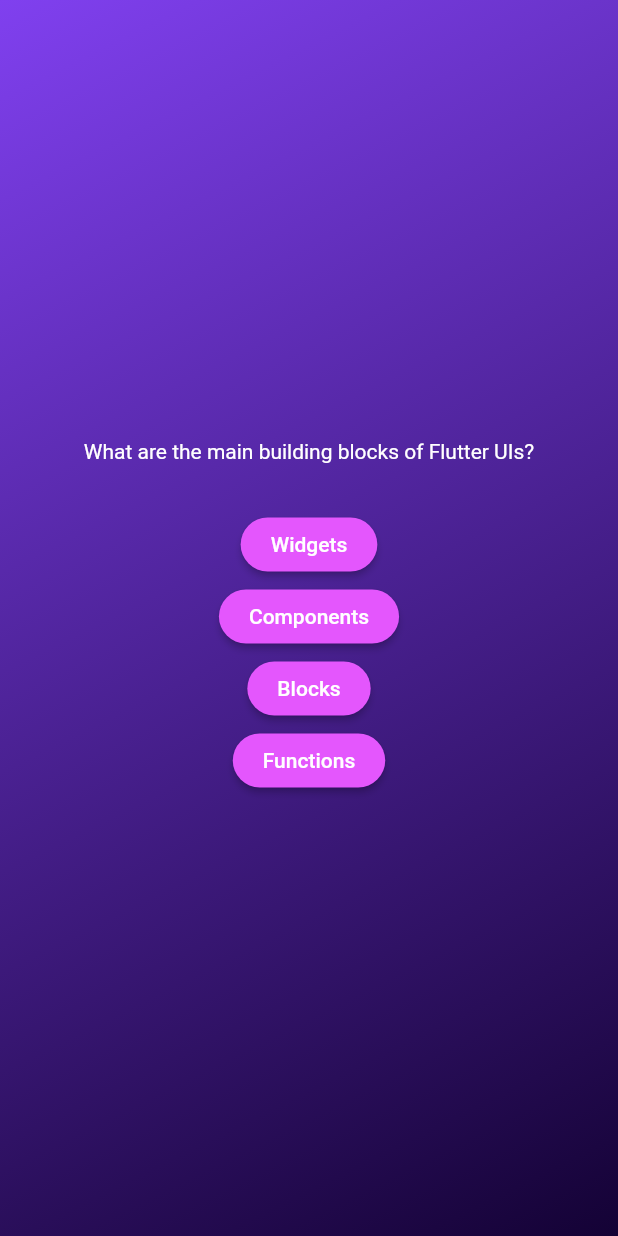
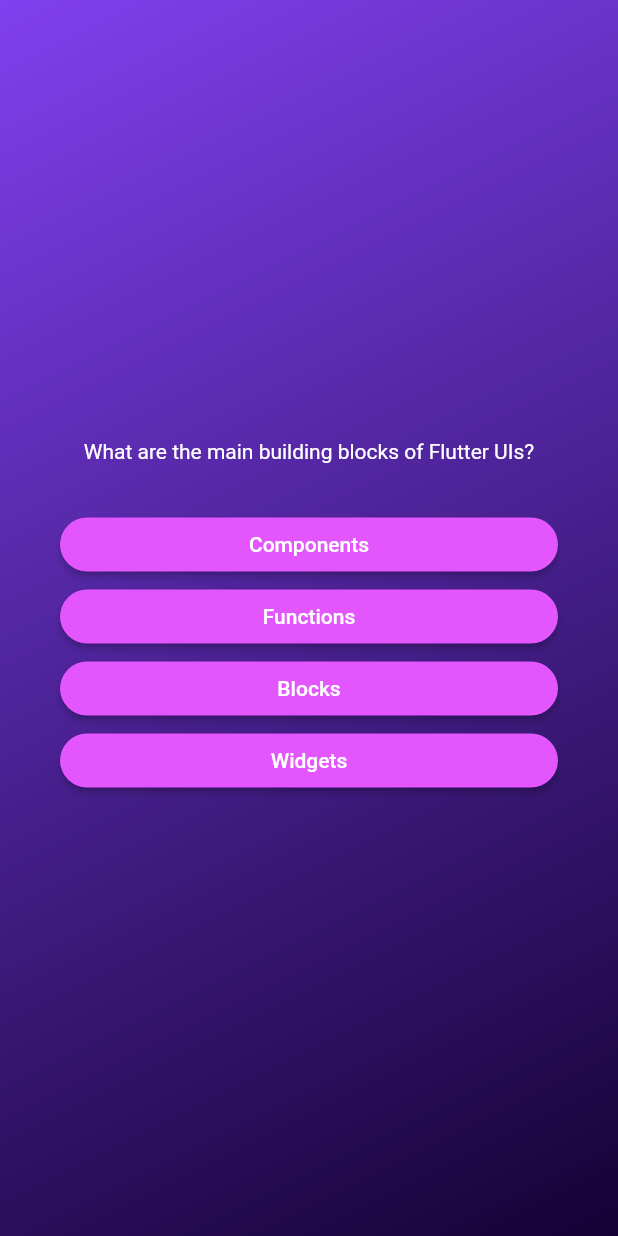
Before and after one commit to Kapil619/static_quizapp_flutter, a Flutter app: the screen it shows after launch, after a tap on "Start quiz", on a phone screen of 412 x 824 dp. Run offline on Flutter 3.47's test engine with Material 2 defaults, Android fonts, the phone set to English and light mode, and no system bars.

Commit message:
Shuffling the asnwers on reload

```diff
--- a/lib/models/quiz_question.dart
+++ b/lib/models/quiz_question.dart
@@ -3,4 +3,10 @@ class QuizQuestion {
 
   final String text;
   final List<String> answers;
+
+  List<String> getShuffledAnswers() {
+    final shuffledList = List.of(answers);
+    shuffledList.shuffle();
+    return shuffledList;
+  }
 }
--- a/lib/questions_screen.dart
+++ b/lib/questions_screen.dart
@@ -16,15 +16,19 @@ class _QuestionsScreenState extends State<QuestionsScreen> {
     final currentQuestion = questions[0];
     return SizedBox(
       width: double.infinity,
+      child: Container(
+        margin: EdgeInsets.all(40),
         child: Column(
           mainAxisAlignment: MainAxisAlignment.center,
+          crossAxisAlignment: CrossAxisAlignment.stretch,
           children: [
             Text(
               currentQuestion.text,
+              textAlign: TextAlign.center,
               style: const TextStyle(color: Colors.white),
             ),
             const SizedBox(height: 30),
-          ...currentQuestion.answers.map(
+            ...currentQuestion.getShuffledAnswers().map(
               (answer) {
                 return AnswerButton(
                   answerText: answer,
@@ -34,6 +38,7 @@ class _QuestionsScreenState extends State<QuestionsScreen> {
             ),
           ],
         ),
+      ),
     );
   }
 }
```
Lines whose indentation alone changed are shown as unchanged.
